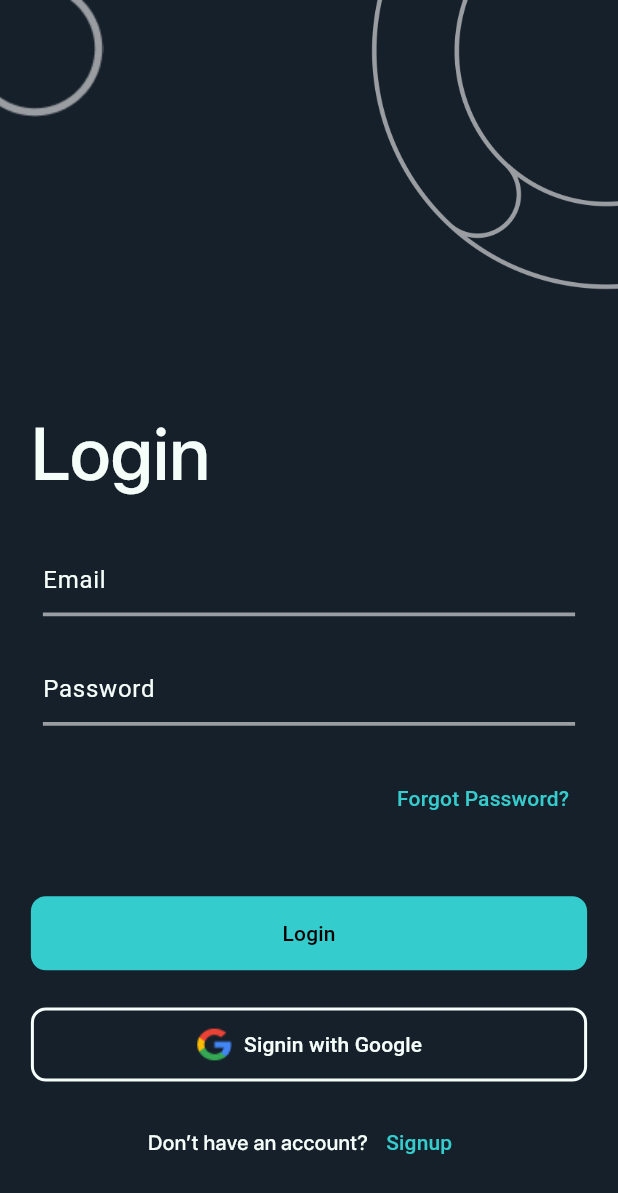
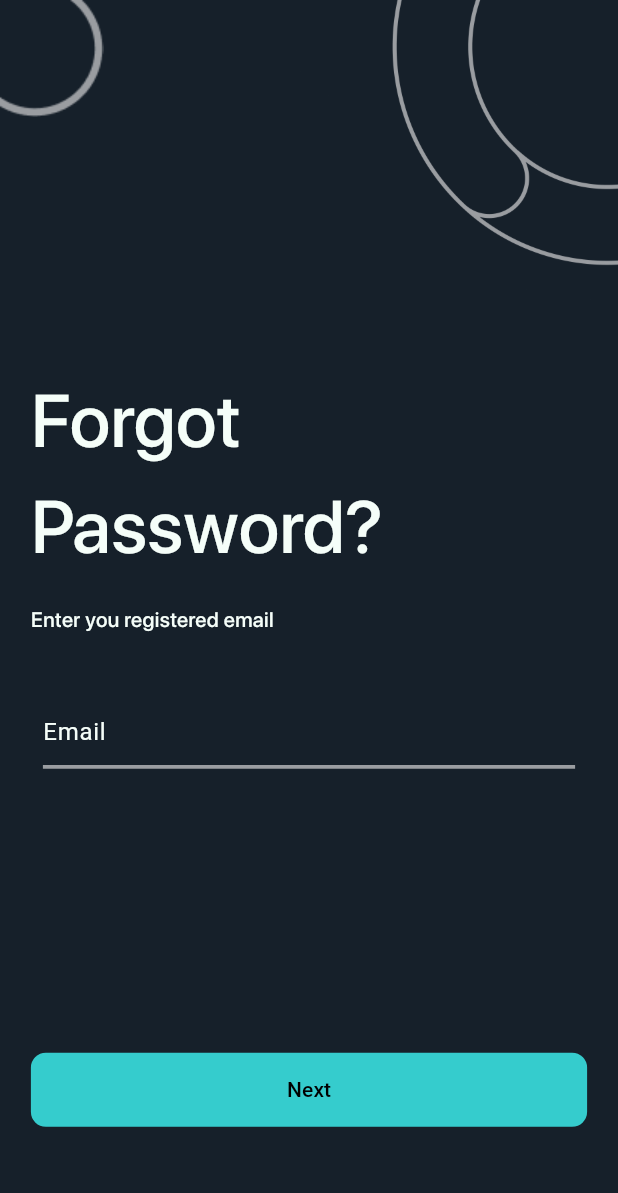
Before and after one commit to lakshya1goel/Connectify, a Flutter app: the screen it shows after launch, on a phone screen of 412 x 824 dp. Shown: the top 1193 px of the screen. Run offline on Flutter 3.47's test engine with Material 3 defaults, Android fonts, the phone set to English and light mode, and no system bars; our stand-ins replace pinput; project files that could hold a hidden picture were left out.

Commit message:
add forgot password page

```diff
--- a/lib/main.dart
+++ b/lib/main.dart
@@ -1,4 +1,5 @@
 import 'package:connectify/utils/contants/colors/app_colors.dart';
+import 'package:connectify/views/screens/authentication/forgotPasswordPage.dart';
 import 'package:connectify/views/screens/authentication/login.dart';
 import 'package:connectify/views/screens/authentication/signup.dart';
 import 'package:flutter/material.dart';
@@ -26,7 +27,7 @@ class MyApp extends StatelessWidget {
           ),
         ),
       ),
-      home: LoginPage(),
+      home: ForgotPasswordPage(),
     );
   }
 }
--- /dev/null
+++ b/lib/views/screens/authentication/forgotPasswordPage.dart
@@ -0,0 +1,87 @@
+import 'package:connectify/views/widgets/authentication/forgotbg.dart';
+import 'package:connectify/views/widgets/authentication/signupbg.dart';
+import 'package:flutter/material.dart';
+
+import '../../../utils/contants/colors/app_colors.dart';
+
+class ForgotPasswordPage extends StatefulWidget {
+  const ForgotPasswordPage({super.key});
+
+  @override
+  State<ForgotPasswordPage> createState() => _ForgotPasswordPageState();
+}
+
+class _ForgotPasswordPageState extends State<ForgotPasswordPage> {
+  @override
+  Widget build(BuildContext context) {
+    final size = MediaQuery.of(context).size;
+    return Scaffold(
+      body: SafeArea(
+        child: SingleChildScrollView(
+          child: Column(
+            crossAxisAlignment: CrossAxisAlignment.start,
+            children: [
+              Forgotbg(),
+              Padding(
+                padding: EdgeInsets.symmetric(horizontal: size.width*0.05, vertical: size.height*0.02),
+                child: Text("Enter you registered email"),
+              ),
+              Padding(
+                padding: EdgeInsets.symmetric(horizontal: size.width*0.05, vertical: size.height*0.02),
+                child: Form(
+                    autovalidateMode: AutovalidateMode.always,
+                    child: Padding(
+                      padding: const EdgeInsets.all(8.0),
+                      child: Column(
+                        children: [
+                          TextFormField(
+                            decoration: InputDecoration(
+                              labelText: 'Email',
+                              labelStyle: TextStyle(color: AppColors.textColor),
+                              contentPadding: EdgeInsets.only(bottom: size.height*0.01),
+                              focusedBorder: UnderlineInputBorder(
+                                borderSide: BorderSide(
+                                  color: AppColors.buttonColor,
+                                  width: size.height*0.003,
+                                ),
+                              ),
+                              enabledBorder: UnderlineInputBorder(
+                                borderSide: BorderSide(
+                                  color: AppColors.underlineColor,
+                                  width: size.height*0.003,
+                                ),
+                              ),
+                            ),
+                          ),
+                        ],
+                      ),
+                    )
+                ),
+              ),
+              SizedBox(height: size.height*0.2,),
+              Padding(
+                padding: EdgeInsets.symmetric(horizontal: size.width*0.05),
+                child: Container(
+                  height: size.height*0.06,
+                  width: size.width*0.9,
+                  child: ElevatedButton(
+                      onPressed: () {},
+                      child: Text("Next"),
+                      style: ElevatedButton.styleFrom(
+                        elevation: 0,
+                        backgroundColor: AppColors.buttonColor,
+                        foregroundColor: Colors.black,
+                        shape: RoundedRectangleBorder(
+                          borderRadius: BorderRadius.circular(10.0),
+                        ),
+                      )
+                  ),
+                ),
+              ),
+            ],
+          ),
+        ),
+      ),
+    );
+  }
+}
--- /dev/null
+++ b/lib/views/widgets/authentication/forgotbg.dart
@@ -0,0 +1,35 @@
+import 'package:flutter/material.dart';
+
+class Forgotbg extends StatelessWidget {
+  const Forgotbg({super.key});
+
+  @override
+  Widget build(BuildContext context) {
+    final size = MediaQuery.of(context).size;
+    return Column(
+      crossAxisAlignment: CrossAxisAlignment.start,
+      children: [
+        Row(
+          mainAxisAlignment: MainAxisAlignment.spaceBetween,
+          crossAxisAlignment: CrossAxisAlignment.start,
+          children: [
+            Image.asset("assets/images/leftVector.png"),
+            Image.asset("assets/images/rightVector.png",
+              width: size.width*0.55,
+            ),
+          ],
+        ),
+        Padding(
+          padding: EdgeInsets.only(left: size.width*0.05),
+          child: Column(
+            crossAxisAlignment: CrossAxisAlignment.start,
+            children: [
+              Text("Forgot", style: TextStyle(fontSize: size.width*0.12),),
+              Text("Password?", style: TextStyle(fontSize: size.width*0.12),),
+            ],
+          ),
+        ),
+      ],
+    );
+  }
+}
```
